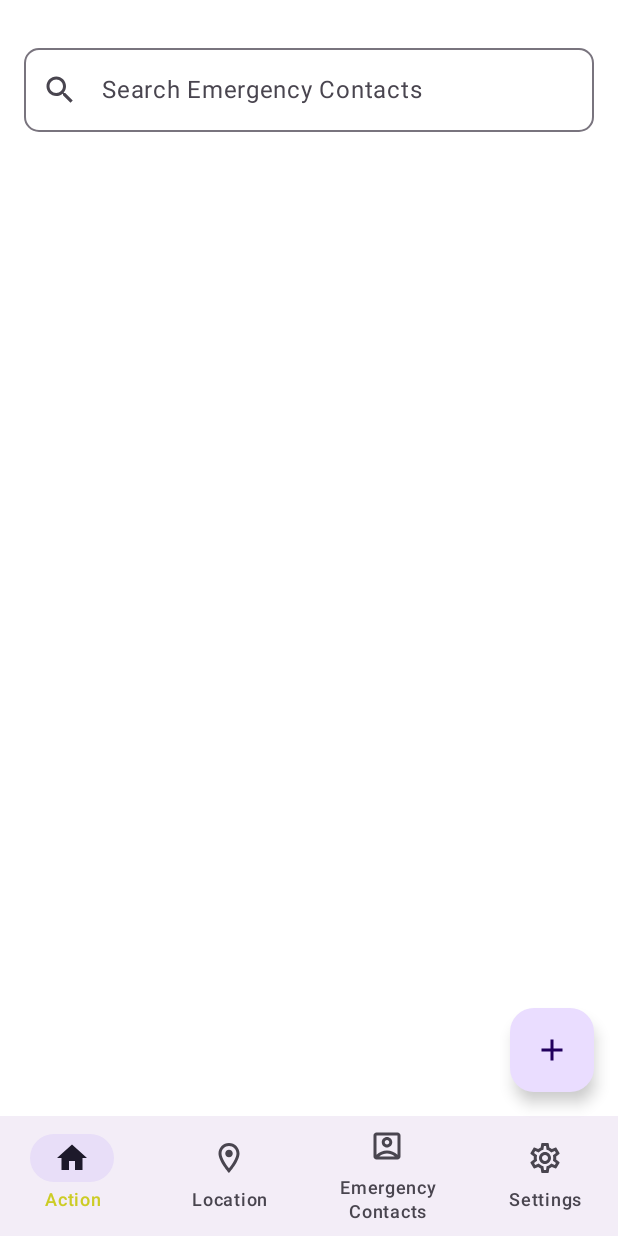
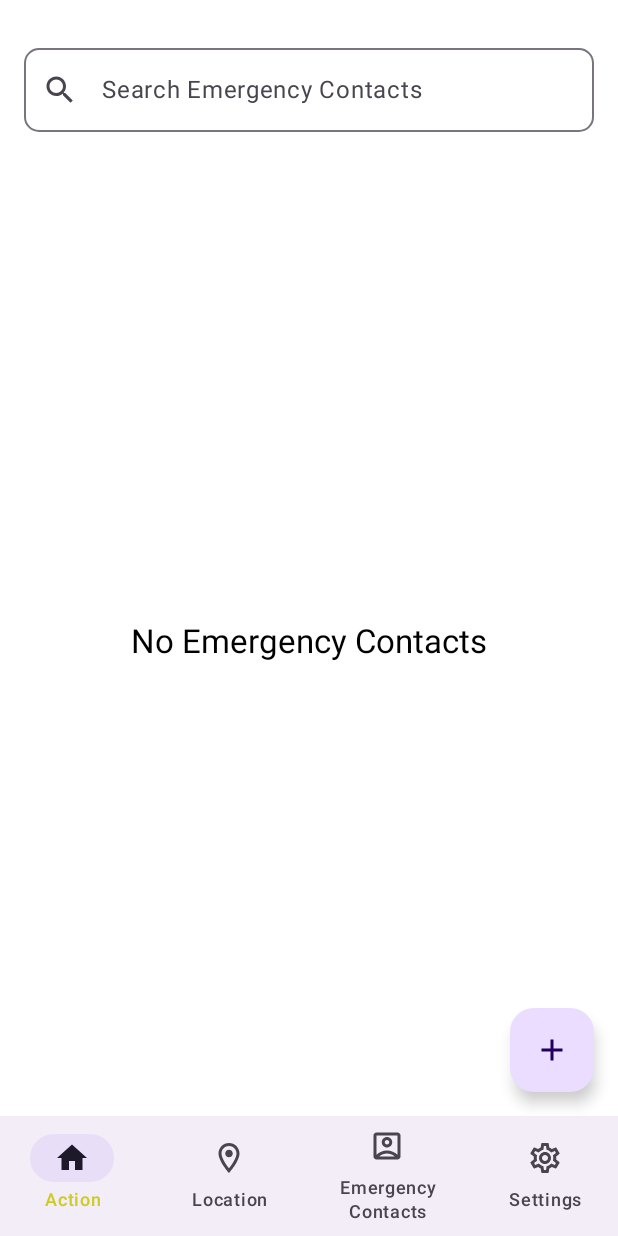
Before and after one commit to TheAndrewNguyen/QuickSOS, an Android app built with Jetpack Compose: the @Preview function EmergencyContactScreenPreview, on a phone screen of 412 x 824 dp. Run offline under Robolectric (Android 15) with nearby library versions, the phone set to English and light mode, and no system bars; our stand-ins replace Dagger/Hilt's generated code.

Commit message:
handled case where there are no contacts on the ui side

```diff
--- a/app/src/main/java/com/example/quicksos/ui/screens/emergencyContacts/components/ContactsContent.kt
+++ b/app/src/main/java/com/example/quicksos/ui/screens/emergencyContacts/components/ContactsContent.kt
@@ -72,9 +72,21 @@ fun EmergencyContactsColumn() {
     }
 
     LazyColumn(
+        horizontalAlignment = androidx.compose.ui.Alignment.CenterHorizontally,
+        verticalArrangement = if(viewModel.contactsList.isEmpty()) Arrangement.Center else Arrangement.Top,
         modifier = Modifier
             .fillMaxSize()
-    ) { //contact cards
+    ) {
+        //contact cards
+        if(viewModel.contactsList.isEmpty()) {
+            item {
+                Text(
+                    text = "No Emergency Contacts",
+                    style = MaterialTheme.typography.titleLarge,
+                    modifier = Modifier.padding(16.dp)
+                )
+            }
+        }
         viewModel.contactsList.forEach {
             item {
                 EmergencyContactCard(
```
